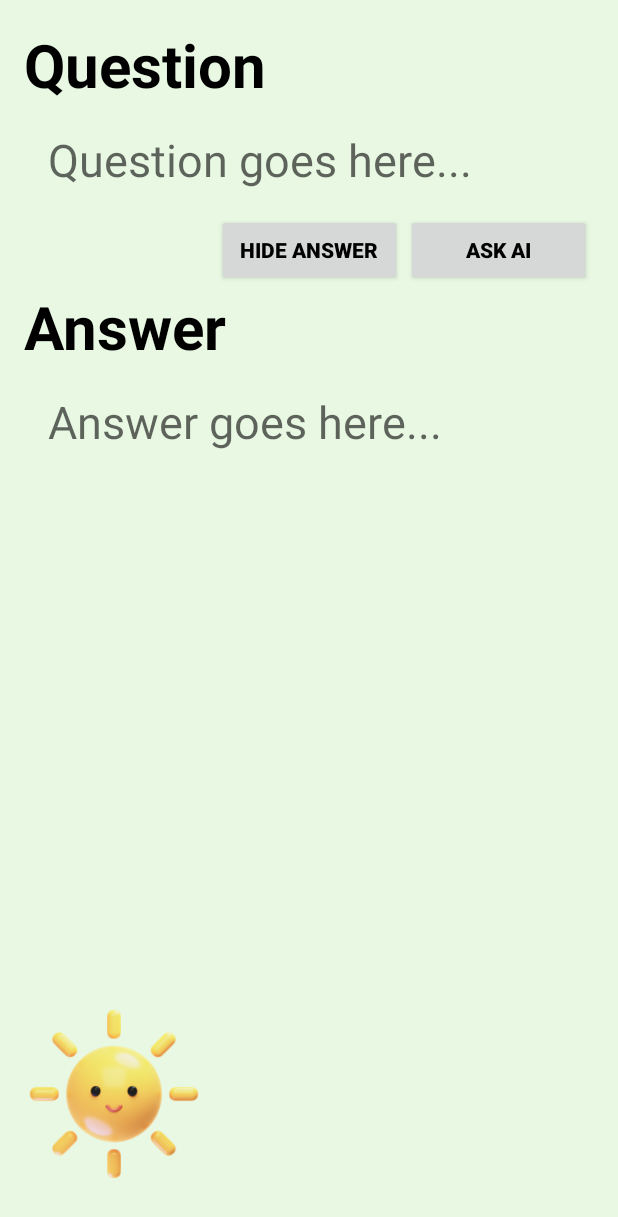
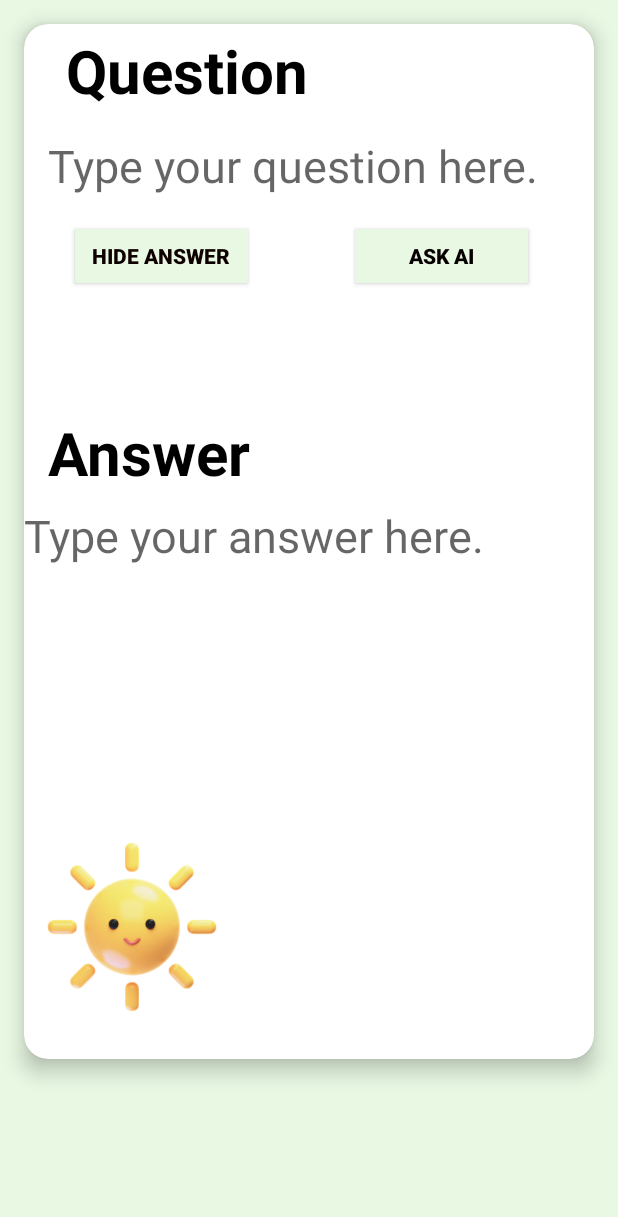
Before and after one commit to Yee-Millennium/Memora, an Android app: the layout activity_question.xml on its own in the app's theme, with its tools: preview values and no code run, on a phone screen of 412 x 824 dp. Shown: the top 1217 px of the screen. Run offline under Robolectric (Android 15) with nearby library versions, the phone set to English and light mode, and no system bars.

Commit message:
background question

```diff
--- a/app/src/main/res/layout/activity_question.xml
+++ b/app/src/main/res/layout/activity_question.xml
@@ -34,7 +34,6 @@
             android:layout_width="wrap_content"
             android:layout_height="wrap_content"
             android:text="@string/add_question"
-
             android:textColor="#000000"
             android:textStyle="bold"
             app:layout_constraintTop_toBottomOf="@id/no_question_label_text_view"
@@ -43,41 +42,51 @@
 
     </androidx.constraintlayout.widget.ConstraintLayout>
 
-    <!-- 显示问题的布局 -->
+    <!-- 卡片式布局 -->
+    <androidx.cardview.widget.CardView
+        android:id="@+id/question_card"
+        android:layout_width="match_parent"
+        android:layout_height="wrap_content"
+        android:layout_margin="16dp"
+        app:cardCornerRadius="16dp"
+        app:cardElevation="8dp">
+
         <androidx.constraintlayout.widget.ConstraintLayout
             android:id="@+id/show_question_layout"
             android:layout_width="match_parent"
-        android:layout_height="match_parent"
-        android:layout_margin="16dp"
+            android:layout_height="690dp"
             tools:context="com.cs407.memora.QuestionActivity">
 
             <!-- 问题标题 -->
+
+            <!-- 问题文本 -->
             <TextView
                 android:id="@+id/question_label_text_view"
                 android:layout_width="wrap_content"
                 android:layout_height="wrap_content"
+                android:layout_marginStart="28dp"
+                android:layout_marginTop="4dp"
                 android:text="@string/question_label"
+                android:textColor="#000000"
                 android:textSize="40sp"
                 android:textStyle="bold"
-            android:textColor="#000000"
-            app:layout_constraintTop_toTopOf="parent"
-            app:layout_constraintStart_toStartOf="parent" />
+                app:layout_constraintStart_toStartOf="parent"
+                app:layout_constraintTop_toTopOf="parent" />
 
-        <!-- 问题文本 -->
             <TextView
                 android:id="@+id/question_text_view"
                 android:layout_width="0dp"
                 android:layout_height="wrap_content"
+                android:layout_marginStart="16dp"
                 android:layout_marginTop="16dp"
-            android:layout_marginStart="16dp"
                 android:layout_marginEnd="16dp"
-            android:hint="Question goes here..."
+                android:gravity="center_vertical"
+                android:hint="Type your question here."
+                android:textColor="#000000"
                 android:textSize="30sp"
-            android:textColor="#000000"
-            android:gravity="center_vertical"
-            app:layout_constraintTop_toBottomOf="@id/question_label_text_view"
+                app:layout_constraintEnd_toEndOf="parent"
                 app:layout_constraintStart_toStartOf="parent"
-            app:layout_constraintEnd_toEndOf="parent" />
+                app:layout_constraintTop_toBottomOf="@id/question_label_text_view" />
 
             <!-- 显示/隐藏答案按钮 -->
             <Button
@@ -85,23 +94,27 @@
                 android:layout_width="123dp"
                 android:layout_height="48dp"
                 android:layout_marginTop="16dp"
-
+                android:backgroundTint="#E8F8E3"
                 android:text="@string/hide_answer"
-            android:textColor="#000000"
+                android:textColor="#0F0000"
                 android:textStyle="bold"
                 app:layout_constraintEnd_toEndOf="parent"
+                app:layout_constraintHorizontal_bias="0.117"
                 app:layout_constraintStart_toStartOf="parent"
                 app:layout_constraintTop_toBottomOf="@id/question_text_view" />
 
+            <!-- 答案标题 -->
             <Button
                 android:id="@+id/ask_ai_button"
                 android:layout_width="123dp"
                 android:layout_height="48dp"
                 android:layout_marginTop="16dp"
+                android:backgroundTint="#E8F8E3"
                 android:text="Ask AI"
-            android:textColor="#000000"
+                android:textColor="#070000"
                 android:textStyle="bold"
                 app:layout_constraintEnd_toEndOf="parent"
+                app:layout_constraintHorizontal_bias="0.611"
                 app:layout_constraintStart_toEndOf="@id/answer_button"
                 app:layout_constraintTop_toBottomOf="@id/question_text_view" />
 
@@ -110,47 +123,42 @@
                 android:id="@+id/answer_label_text_view"
                 android:layout_width="wrap_content"
                 android:layout_height="wrap_content"
+                android:layout_marginStart="16dp"
+                android:layout_marginTop="80dp"
                 android:text="@string/answer_label"
+                android:textColor="#000000"
                 android:textSize="40sp"
                 android:textStyle="bold"
-            android:textColor="#000000"
-            app:layout_constraintTop_toBottomOf="@id/answer_button"
-            app:layout_constraintStart_toStartOf="parent" />
+                app:layout_constraintStart_toStartOf="parent"
+                app:layout_constraintTop_toBottomOf="@id/answer_button" />
 
             <!-- 答案文本 -->
             <TextView
                 android:id="@+id/answer_text_view"
                 android:layout_width="0dp"
                 android:layout_height="wrap_content"
-            android:layout_marginTop="16dp"
-            android:layout_marginStart="16dp"
-            android:layout_marginEnd="16dp"
-            android:hint="Answer goes here..."
+                android:layout_marginTop="8dp"
+                android:hint="Type your answer here."
+                android:textColor="#000000"
                 android:textSize="30sp"
-            android:textColor="#000000"
-            android:gravity="center_vertical"
-            app:layout_constraintTop_toBottomOf="@id/answer_label_text_view"
+                app:layout_constraintEnd_toEndOf="parent"
                 app:layout_constraintStart_toStartOf="parent"
-            app:layout_constraintEnd_toEndOf="parent" />
-
-
+                app:layout_constraintTop_toBottomOf="@id/answer_label_text_view" />
 
             <ImageView
                 android:id="@+id/logo"
                 android:layout_width="120dp"
                 android:layout_height="120dp"
-            android:layout_centerHorizontal="true"
+                android:layout_marginBottom="28dp"
                 android:src="@drawable/memora_logo"
                 app:layout_constraintBottom_toBottomOf="parent"
-            app:layout_constraintHorizontal_bias="0.0"
-            app:layout_constraintLeft_toLeftOf="parent"
-            app:layout_constraintRight_toRightOf="parent"
-            app:layout_constraintTop_toTopOf="parent"
-            app:layout_constraintVertical_bias="0.972"
-            android:clickable="true"
-            android:focusable="true"/>
-
+                app:layout_constraintEnd_toEndOf="parent"
+                app:layout_constraintHorizontal_bias="0.046"
+                app:layout_constraintStart_toStartOf="parent" />
 
         </androidx.constraintlayout.widget.ConstraintLayout>
+    </androidx.cardview.widget.CardView>
+
+    <!-- 底部 Logo -->
 
 </androidx.coordinatorlayout.widget.CoordinatorLayout>
```
Lines whose indentation alone changed are shown as unchanged.
